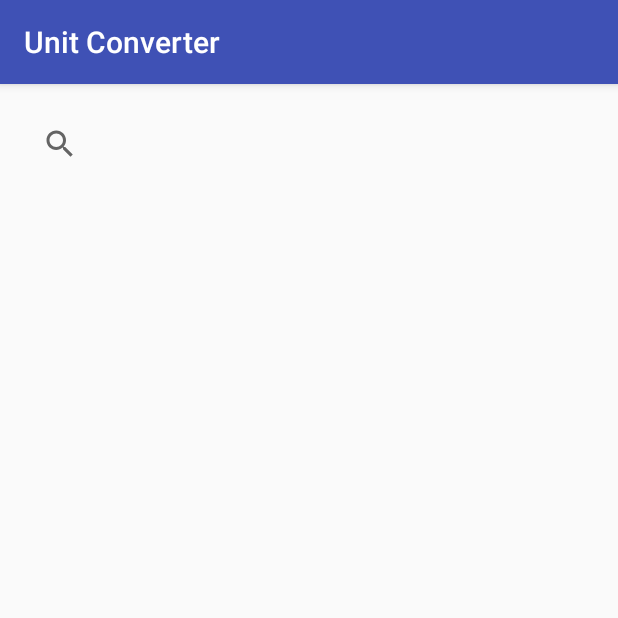
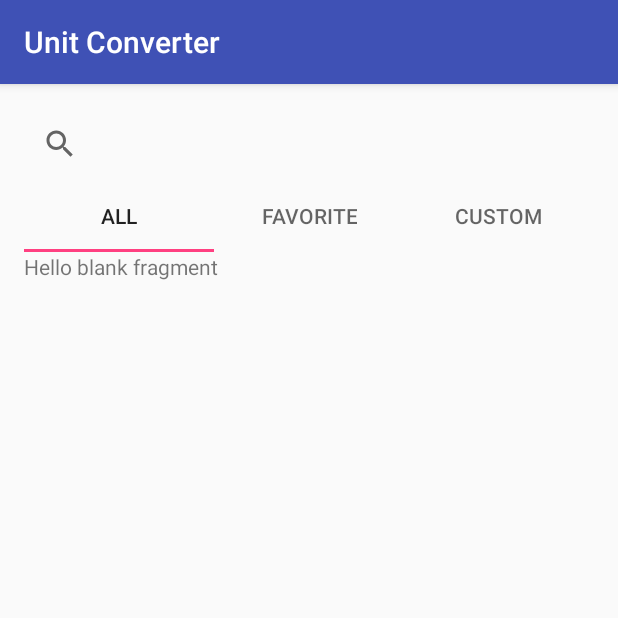
Before and after one commit to grishmashrestha/lf-android-unitconverter, an Android app: the screen it shows after launch (MainActivity), on a phone screen of 412 x 824 dp, the top half of it. Run offline under Robolectric (Android 15) with nearby library versions, the phone set to English and light mode, and no system bars; our stand-ins replace Timber; 1 statement that could not run was skipped.

```diff
--- a/app/src/main/java/com/example/grishma/unitconverter/MainActivity.java
+++ b/app/src/main/java/com/example/grishma/unitconverter/MainActivity.java
@@ -3,6 +3,8 @@ package com.example.grishma.unitconverter;
 import android.os.Bundle;
 import android.support.design.widget.FloatingActionButton;
 import android.support.design.widget.Snackbar;
+import android.support.design.widget.TabLayout;
+import android.support.v4.view.ViewPager;
 import android.support.v7.app.AppCompatActivity;
 import android.support.v7.widget.Toolbar;
 import android.view.View;
@@ -20,5 +22,14 @@ public class MainActivity extends AppCompatActivity {
 //        getSupportActionBar().setTI
 
 
+        ViewPager viewPager = (ViewPager) findViewById(R.id.viewpager);
+        viewPager.setAdapter(new MainMenuFragmentAdapter(getSupportFragmentManager(),
+                MainActivity.this));
+
+        // Give the TabLayout the ViewPager
+        TabLayout tabLayout = (TabLayout) findViewById(R.id.sliding_tabs);
+        tabLayout.setupWithViewPager(viewPager);
+
+
     }
 }
--- a/app/src/main/java/com/example/grishma/unitconverter/MainMenuFragmentAdapter.java
+++ b/app/src/main/java/com/example/grishma/unitconverter/MainMenuFragmentAdapter.java
@@ -1,5 +1,6 @@
 package com.example.grishma.unitconverter;
 
+import android.content.Context;
 import android.support.v4.app.Fragment;
 import android.support.v4.app.FragmentManager;
 import android.support.v4.app.FragmentPagerAdapter;
@@ -8,17 +9,37 @@ import android.support.v4.app.FragmentPagerAdapter;
  * Created by grishma on 2/23/16.
  */
 public class MainMenuFragmentAdapter extends FragmentPagerAdapter {
-    public MainMenuFragmentAdapter(FragmentManager fm) {
+    private String tabTitles[];
+    private Context context;
+
+    public MainMenuFragmentAdapter(FragmentManager fm, Context context) {
         super(fm);
+        this.context = context;
+        tabTitles = context.getResources().getStringArray(R.array.main_menu_tabs_array);
+    }
+
+    @Override
+    public int getCount() {
+        return tabTitles.length;
     }
 
     @Override
     public Fragment getItem(int position) {
-        return null;
+        switch (position) {
+            case 0:
+                return new AllFragment();
+            case 1:
+                return new FavFragment();
+            case 2:
+                return new CustomFragment();
+            default:
+                return null;
+        }
     }
 
     @Override
-    public int getCount() {
-        return 0;
+    public CharSequence getPageTitle(int position) {
+        // Generate title based on item position
+        return tabTitles[position];
     }
 }
--- a/app/src/main/res/layout/content_main.xml
+++ b/app/src/main/res/layout/content_main.xml
@@ -1,5 +1,5 @@
 <?xml version="1.0" encoding="utf-8"?>
-<RelativeLayout xmlns:android="http://schemas.android.com/apk/res/android"
+<LinearLayout xmlns:android="http://schemas.android.com/apk/res/android"
     xmlns:app="http://schemas.android.com/apk/res-auto"
     xmlns:tools="http://schemas.android.com/tools"
     android:layout_width="match_parent"
@@ -8,6 +8,7 @@
     android:paddingLeft="@dimen/activity_horizontal_margin"
     android:paddingRight="@dimen/activity_horizontal_margin"
     android:paddingTop="@dimen/activity_vertical_margin"
+    android:orientation="vertical"
     app:layout_behavior="@string/appbar_scrolling_view_behavior"
     tools:context="com.example.grishma.unitconverter.MainActivity"
     tools:showIn="@layout/activity_main">
@@ -15,20 +16,20 @@
     <SearchView
         android:id="@+id/search_bar"
         android:layout_width="match_parent"
-        android:layout_height="wrap_content">
+        android:layout_height="wrap_content"
+        android:queryHint="@string/search_unit_hint">
     </SearchView>
 
     <android.support.design.widget.TabLayout
         android:id="@+id/sliding_tabs"
         android:layout_width="match_parent"
         android:layout_height="wrap_content"
-        app:tabMode="scrollable" />
+        app:tabGravity="fill" />
 
     <android.support.v4.view.ViewPager
+        xmlns:android="http://schemas.android.com/apk/res/android"
         android:id="@+id/viewpager"
         android:layout_width="match_parent"
-        android:layout_height="0px"
-        android:layout_weight="1"
-        android:background="@android:color/white" />
+        android:layout_height="match_parent" />
 
-</RelativeLayout>
+</LinearLayout>
--- /dev/null
+++ b/app/src/main/res/layout/fragment_main_menu.xml
@@ -0,0 +1,5 @@
+<?xml version="1.0" encoding="utf-8"?>
+<TextView xmlns:android="http://schemas.android.com/apk/res/android"
+    android:layout_width="match_parent"
+    android:layout_height="match_parent"
+    android:gravity="center" />
--- a/app/src/main/res/values/strings.xml
+++ b/app/src/main/res/values/strings.xml
@@ -4,4 +4,11 @@
 
     <!-- TODO: Remove or change this placeholder text -->
     <string name="hello_blank_fragment">Hello blank fragment</string>
+    <string name="search_unit_hint">Search Units</string>
+
+    <string-array name="main_menu_tabs_array">
+        <item>All</item>
+        <item>Favorite</item>
+        <item>Custom</item>
+    </string-array>
 </resources>
```
Also changed, not shown: app/src/main/java/com/example/grishma/unitconverter/MainMenuFragment.java (added, +41 -0 lines).
